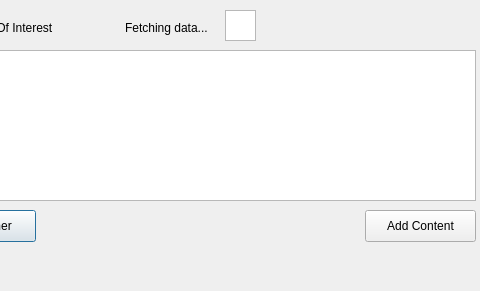
First picture: the form in kwg_geoenrichment/kwg_plugin_enrichment_dialog_base.ui, repository KnowWhereGraph/geoenrichment-qgis, before the edit; both pictures show x 115 to 595 and y 0 to 291 of the 874 by 291 pixel window.
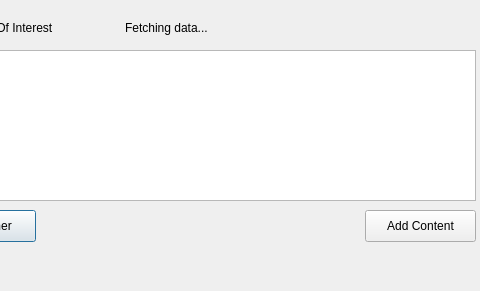
Second picture: the form after the edit.

Commit message:
Added loading and fetching labels
Added loading and fetching labels

```diff
--- a/kwg_geoenrichment/kwg_plugin_enrichment_dialog_base.ui
+++ b/kwg_geoenrichment/kwg_plugin_enrichment_dialog_base.ui
@@ -105,15 +105,18 @@
     <string>Fetching data...</string>
    </property>
   </widget>
-  <widget class="QGraphicsView" name="graphicsView">
+  <widget class="QLabel" name="loadingLabel">
    <property name="geometry">
     <rect>
      <x>340</x>
-     <y>10</y>
+     <y>12</y>
      <width>31</width>
      <height>31</height>
     </rect>
    </property>
+   <property name="text">
+    <string/>
+   </property>
   </widget>
  </widget>
  <resources/>
```
Left out of the diff: 2 changed lines with no effect on the pictures. The commit also changes 1 other file.
